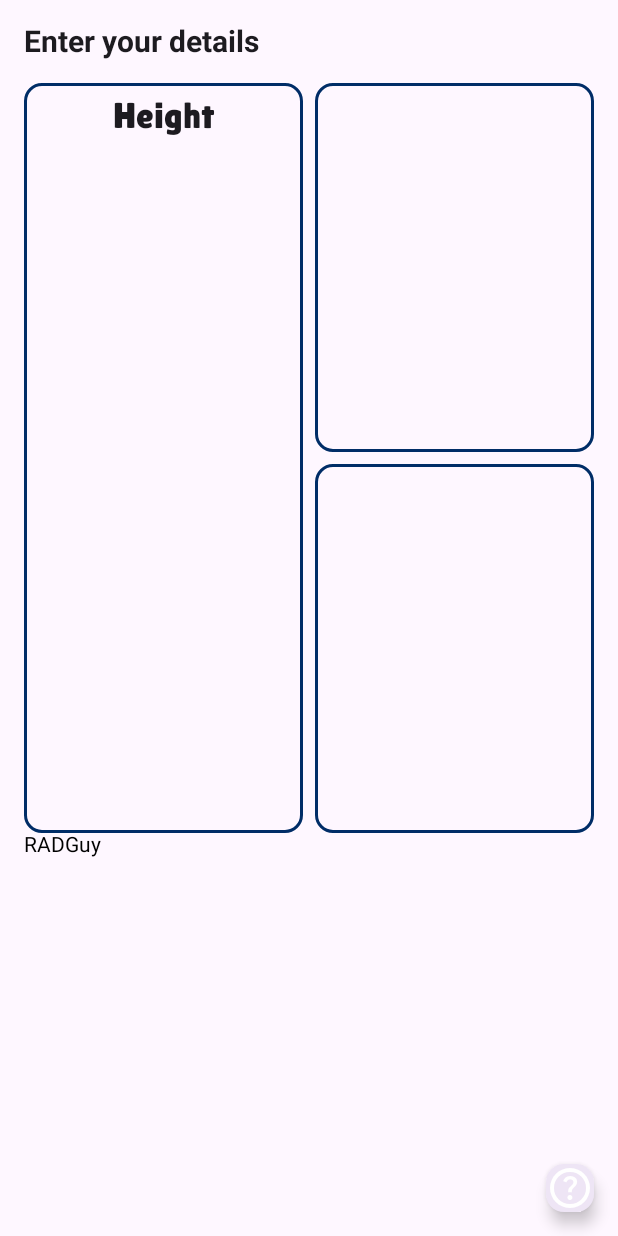
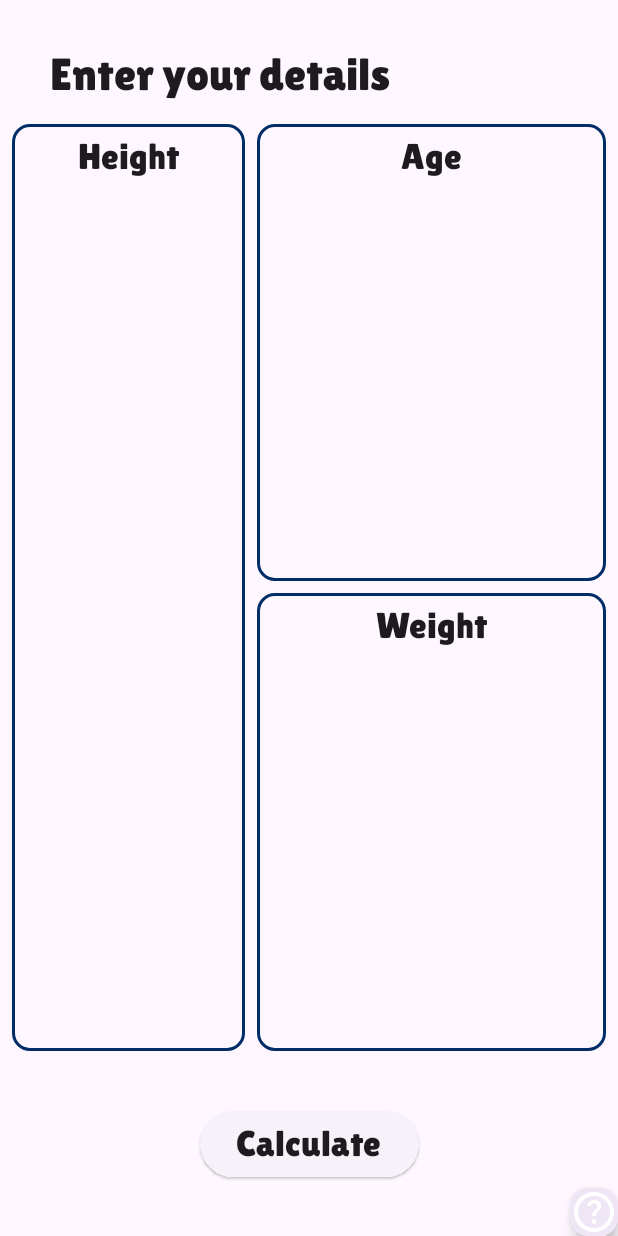
Before and after one commit to radguy02/BMI_Calculator, an Android app built with Jetpack Compose: the @Preview function Datapage, on a phone screen of 412 x 824 dp. Run offline under Robolectric (Android 15) with nearby library versions, the phone set to English and light mode, and no system bars.

Commit message:
Changes to datapage

```diff
--- a/app/src/main/java/com/example/bmicalculator/screens/dataPage.kt
+++ b/app/src/main/java/com/example/bmicalculator/screens/dataPage.kt
@@ -14,8 +14,10 @@ import androidx.compose.foundation.layout.height
 import androidx.compose.foundation.layout.padding
 import androidx.compose.foundation.layout.size
 import androidx.compose.foundation.shape.RoundedCornerShape
+import androidx.compose.material3.ElevatedButton
 import androidx.compose.material3.Icon
 import androidx.compose.material3.MaterialTheme
+import androidx.compose.material3.Scaffold
 import androidx.compose.material3.SmallFloatingActionButton
 import androidx.compose.material3.Text
 import androidx.compose.runtime.Composable
@@ -29,7 +31,6 @@ import androidx.compose.ui.graphics.Color
 import androidx.compose.ui.res.painterResource
 import androidx.compose.ui.text.font.Font
 import androidx.compose.ui.text.font.FontFamily
-import androidx.compose.ui.text.font.FontWeight
 import androidx.compose.ui.tooling.preview.Preview
 import androidx.compose.ui.unit.dp
 import androidx.compose.ui.unit.sp
@@ -39,39 +40,47 @@ import com.example.bmicalculator.R
 @Composable
 fun Datapage() {
     var showInfo by remember { mutableStateOf(false) }
-
+    Scaffold { paddingValues ->
         Box(
             modifier = Modifier
                 .fillMaxSize()
                 .background(MaterialTheme.colorScheme.background)
-            .padding(16.dp)
+                .padding(paddingValues)
         ) {
             Column(
                 modifier = Modifier
                     .fillMaxSize()
                     .background(MaterialTheme.colorScheme.background)
+                    .padding(horizontal = 8.dp)
+            ) {
+                Row(
+                    modifier = Modifier
+                        .weight(1f)
+                        .fillMaxWidth(.7f),
+                    verticalAlignment = Alignment.Bottom,
+                    horizontalArrangement = Arrangement.Center
                 ) {
                     Text(
                         "Enter your details",
-                fontSize = 20.sp,
-                fontWeight = FontWeight.Bold,
+                        fontFamily = FontFamily(Font(R.font.lilitaoneregular)),
+                        fontSize = 30.sp,
                         color = MaterialTheme.colorScheme.onBackground,
                         modifier = Modifier.padding(bottom = 16.dp)
                     )
+                }
 
                 Row(
                     modifier = Modifier
                         .fillMaxWidth()
-                    .height(500.dp),
+                        .weight(7.5f),
                     horizontalArrangement = Arrangement.spacedBy(8.dp)
                 ) {
                     Box(
                         modifier = Modifier
                             .fillMaxHeight()
-                        .weight(1f)
+                            .weight(.40f)
                             .background(
-                            MaterialTheme.colorScheme.surface,
-                            shape = RoundedCornerShape(12.dp)
+                                MaterialTheme.colorScheme.surface, shape = RoundedCornerShape(12.dp)
                             )
                             .border(2.dp, Color(0xFF002D67), RoundedCornerShape(12.dp))
                     ) {
@@ -93,7 +102,7 @@ fun Datapage() {
                     Column(
                         modifier = Modifier
                             .fillMaxHeight()
-                        .weight(1f)
+                            .weight(.60f)
                     ) {
                         Box(
                             modifier = Modifier
@@ -105,6 +114,17 @@ fun Datapage() {
                                 )
                                 .border(2.dp, Color(0xFF002D67), RoundedCornerShape(12.dp))
                         ) {
+                            Column(modifier = Modifier
+                                .fillMaxWidth()
+                                .padding(8.dp)) {
+                                Text(
+                                    "Age",
+                                    fontFamily = FontFamily(Font(R.font.lilitaoneregular)),
+                                    fontSize = 24.sp,
+                                    color = MaterialTheme.colorScheme.onBackground,
+                                    modifier = Modifier.align(Alignment.CenterHorizontally)
+                                )
+                            }
                         }
                         Spacer(Modifier.size(8.dp))
                         Box(
@@ -117,10 +137,37 @@ fun Datapage() {
                                 )
                                 .border(2.dp, Color(0xFF002D67), RoundedCornerShape(12.dp))
                         ) {
+                            Column(modifier = Modifier
+                                .fillMaxWidth()
+                                .padding(8.dp)) {
+                                Text(
+                                    "Weight",
+                                    fontFamily = FontFamily(Font(R.font.lilitaoneregular)),
+                                    fontSize = 24.sp,
+                                    color = MaterialTheme.colorScheme.onBackground,
+                                    modifier = Modifier.align(Alignment.CenterHorizontally)
+                                )
                             }
                         }
                     }
-            Box() { Text("RADGuy") }
+                }
+
+                Row(
+                    modifier = Modifier
+                        .fillMaxWidth()
+                        .weight(1.5f),
+                    horizontalArrangement = Arrangement.Center,
+                    verticalAlignment = Alignment.CenterVertically
+                ) {
+                    ElevatedButton(onClick = { "" }) {
+                        Text(
+                            "Calculate",
+                            fontFamily = FontFamily(Font(R.font.lilitaoneregular)),
+                            fontSize = 24.sp,
+                            color = MaterialTheme.colorScheme.onBackground
+                        )
+                    }
+                }
             }
 
 
@@ -172,3 +219,4 @@ fun Datapage() {
             }
         }
     }
+}
```
Also changed, not shown: app/src/main/java/com/example/bmicalculator/screens/sliderrr.kt (added, +113 -0 lines), 1 other file. Lines whose indentation alone changed are shown as unchanged.
